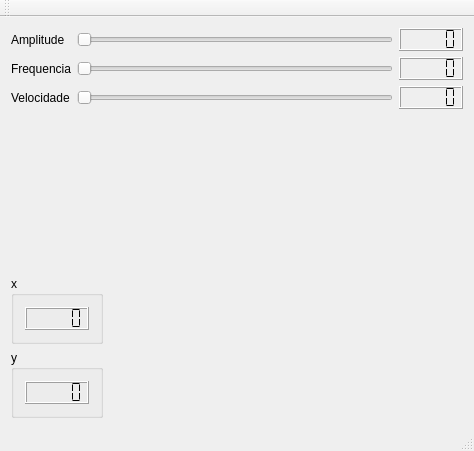
The window that SenoQt/mainwindow.ui (agostinhobritojr/dca1202) describes before a commit, drawn with Qt 5.
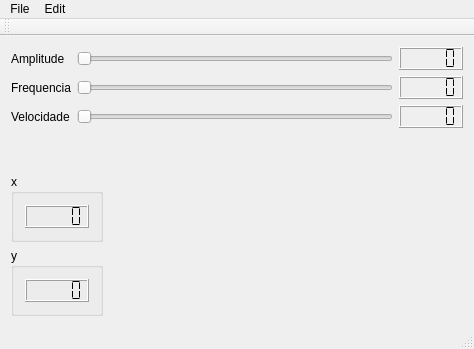
The same window after the commit. Custom widgets are drawn as their Qt base class.

Diff of the .ui file:
```diff
--- a/SenoQt/mainwindow.ui
+++ b/SenoQt/mainwindow.ui
@@ -7,7 +7,7 @@
     <x>0</x>
     <y>0</y>
     <width>474</width>
-    <height>451</height>
+    <height>349</height>
    </rect>
   </property>
   <property name="windowTitle">
@@ -149,6 +149,19 @@
      <height>22</height>
     </rect>
    </property>
+   <widget class="QMenu" name="menuFile">
+    <property name="title">
+     <string>File</string>
+    </property>
+   </widget>
+   <widget class="QMenu" name="menuEdit">
+    <property name="title">
+     <string>Edit</string>
+    </property>
+    <addaction name="actionCorFundo"/>
+   </widget>
+   <addaction name="menuFile"/>
+   <addaction name="menuEdit"/>
   </widget>
   <widget class="QToolBar" name="mainToolBar">
    <attribute name="toolBarArea">
```
Left out of the diff: 5 changed lines with no effect on the pictures.
